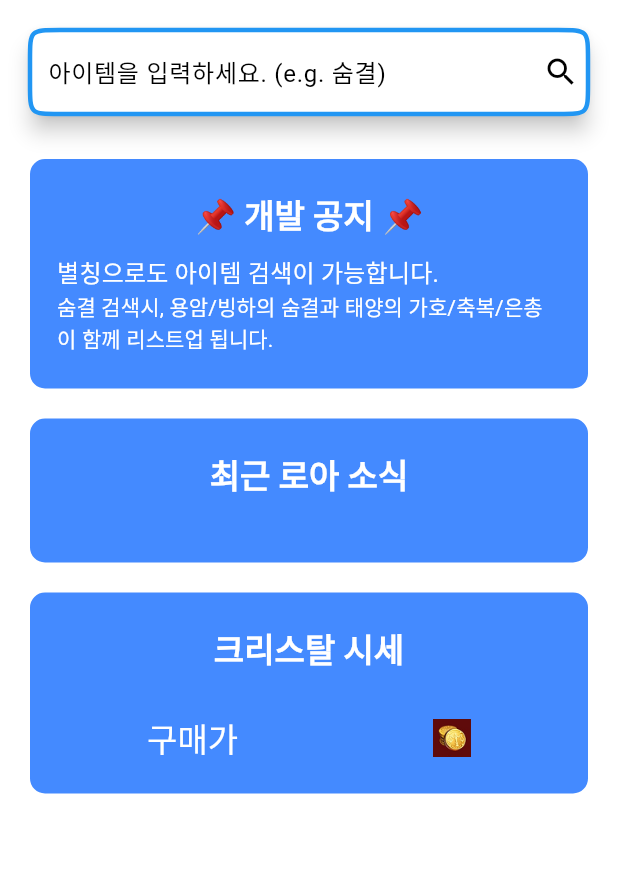
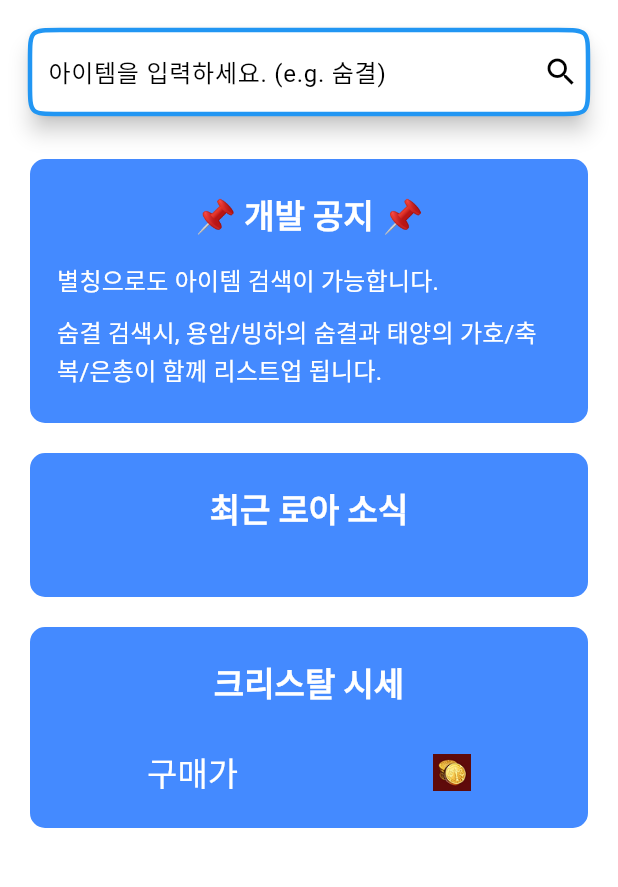
Before and after one commit to augusstt06/loa_market, a Flutter app: the screen it shows after launch, on a phone screen of 412 x 824 dp, the part 84-971 px from its top. Run offline on Flutter 3.47's test engine with Material 3 defaults, Android fonts, the phone set to English and light mode, and no system bars; our stand-ins replace flutter_dotenv, gap, google_fonts; network calls fail; Roboto replaces fonts that are missing (Sunflower).

Commit message:
fix: announce

```diff
--- a/lib/widgets/box/announce_box.dart
+++ b/lib/widgets/box/announce_box.dart
@@ -30,14 +30,15 @@ class AnnounceBox extends StatelessWidget {
                   isBold: true,
                 ),
               ),
-              const Gap(10),
+              const Gap(15),
               CustomText(
                 title: '별칭으로도 아이템 검색이 가능합니다.',
                 fontSize: 'medium',
               ),
+              const Gap(10),
               CustomText(
                 title: '숨결 검색시, 용암/빙하의 숨결과 태양의 가호/축복/은총이 함께 리스트업 됩니다.',
-                fontSize: 'small',
+                fontSize: 'medium',
               ),
             ],
           ),
```
